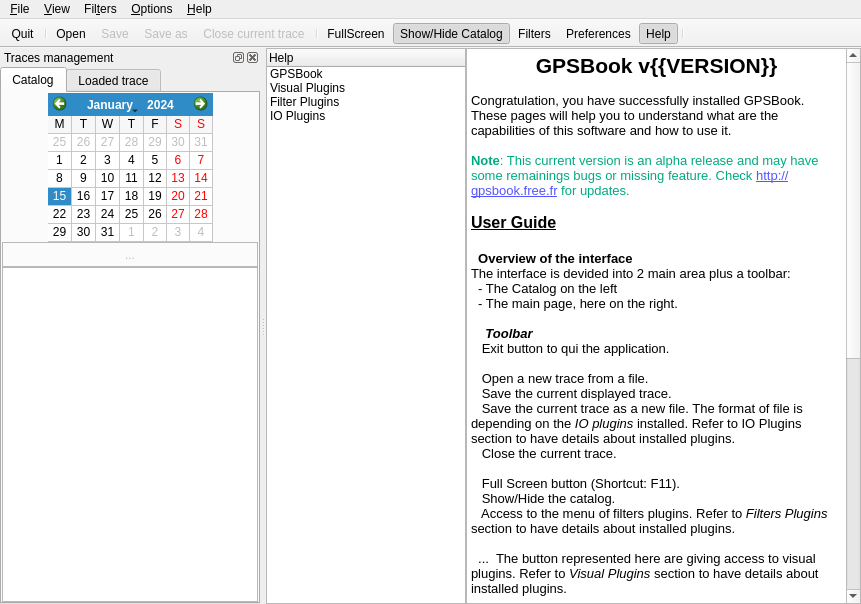
Before: the Qt Designer form src/GPSBook/mainwindow.ui in shujaatak/gpsbook, drawn with Qt 5.
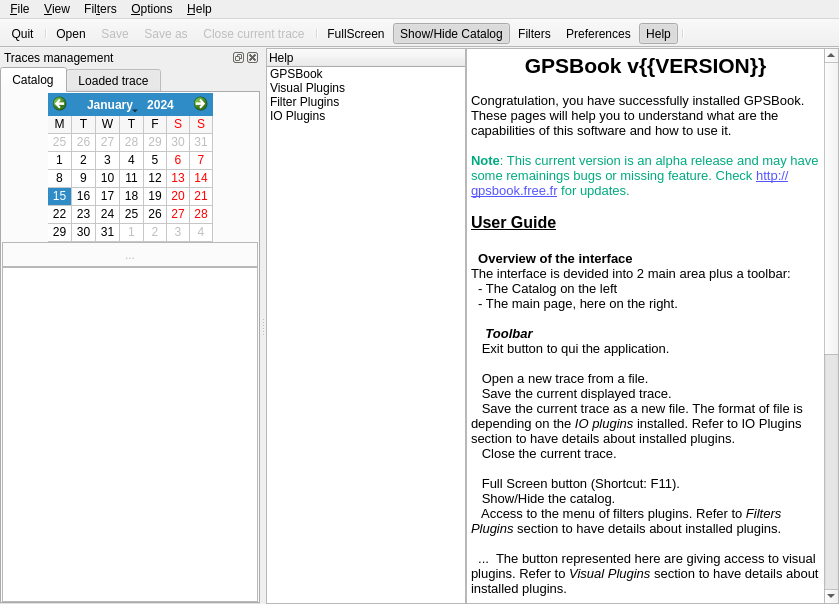
After: the same form once the commit is applied. The open tabs and pages were chosen to show the change. Icons and pictures are not drawn.

Commit message: Fix GUI size policies. Improve page loading of plugins running webkit.

The edit to the form file:
```diff
--- a/src/GPSBook/mainwindow.ui
+++ b/src/GPSBook/mainwindow.ui
@@ -29,7 +29,7 @@
   </property>
   <widget class="QWidget" name="centralWidget">
    <property name="sizePolicy">
-    <sizepolicy hsizetype="MinimumExpanding" vsizetype="MinimumExpanding">
+    <sizepolicy hsizetype="Expanding" vsizetype="Expanding">
      <horstretch>0</horstretch>
      <verstretch>0</verstretch>
     </sizepolicy>
@@ -62,7 +62,7 @@
        <item>
         <widget class="QStackedWidget" name="stackedWidget">
          <property name="sizePolicy">
-          <sizepolicy hsizetype="MinimumExpanding" vsizetype="MinimumExpanding">
+          <sizepolicy hsizetype="Expanding" vsizetype="Expanding">
            <horstretch>0</horstretch>
            <verstretch>0</verstretch>
           </sizepolicy>
@@ -169,59 +169,59 @@
                   <string>&lt;!DOCTYPE HTML PUBLIC &quot;-//W3C//DTD HTML 4.0//EN&quot; &quot;http://www.w3.org/TR/REC-html40/strict.dtd&quot;&gt;
 &lt;html&gt;&lt;head&gt;&lt;meta name=&quot;qrichtext&quot; content=&quot;1&quot; /&gt;&lt;style type=&quot;text/css&quot;&gt;
 p, li { white-space: pre-wrap; }
-&lt;/style&gt;&lt;/head&gt;&lt;body style=&quot; font-family:'MS Shell Dlg 2'; font-size:8.25pt; font-weight:400; font-style:normal;&quot;&gt;
+&lt;/style&gt;&lt;/head&gt;&lt;body style=&quot; font-family:'Sans'; font-size:10pt; font-weight:400; font-style:normal;&quot;&gt;
 &lt;table border=&quot;0&quot; style=&quot;-qt-table-type: root; margin-top:4px; margin-bottom:4px; margin-left:4px; margin-right:4px;&quot;&gt;
 &lt;tr&gt;
 &lt;td style=&quot;border: none;&quot;&gt;
-&lt;p align=&quot;center&quot; style=&quot; margin-top:0px; margin-bottom:0px; margin-left:0px; margin-right:0px; -qt-block-indent:0; text-indent:0px;&quot;&gt;&lt;span style=&quot; font-family:'Sans'; font-size:16pt; font-weight:600;&quot;&gt;GPSBook v{{VERSION}}&lt;/span&gt;&lt;/p&gt;
-&lt;p style=&quot;-qt-paragraph-type:empty; margin-top:0px; margin-bottom:0px; margin-left:0px; margin-right:0px; -qt-block-indent:0; text-indent:0px; font-family:'Sans'; font-size:10pt;&quot;&gt;&lt;/p&gt;
-&lt;p style=&quot; margin-top:0px; margin-bottom:0px; margin-left:0px; margin-right:0px; -qt-block-indent:0; text-indent:0px;&quot;&gt;&lt;span style=&quot; font-family:'Sans'; font-size:10pt;&quot;&gt;Congratulation, you have successfully installed GPSBook. These pages will help you to understand what are the capabilities of this software and how to use it.&lt;/span&gt;&lt;/p&gt;
-&lt;p style=&quot;-qt-paragraph-type:empty; margin-top:0px; margin-bottom:0px; margin-left:0px; margin-right:0px; -qt-block-indent:0; text-indent:0px; font-family:'Sans'; font-size:10pt;&quot;&gt;&lt;/p&gt;
-&lt;p style=&quot; margin-top:0px; margin-bottom:0px; margin-left:0px; margin-right:0px; -qt-block-indent:0; text-indent:0px;&quot;&gt;&lt;span style=&quot; font-family:'Sans'; font-size:10pt; font-weight:600; color:#00aa7f;&quot;&gt;Note&lt;/span&gt;&lt;span style=&quot; font-family:'Sans'; font-size:10pt; color:#00aa7f;&quot;&gt;: This current version is an alpha release and may have some remainings bugs or missing feature. Check &lt;/span&gt;&lt;span style=&quot; font-family:'Sans'; font-size:10pt; text-decoration: underline; color:#5555ff;&quot;&gt;http://gpsbook.free.fr&lt;/span&gt;&lt;span style=&quot; font-family:'Sans'; font-size:10pt; color:#00aa7f;&quot;&gt; for updates.&lt;/span&gt;&lt;/p&gt;
-&lt;p style=&quot;-qt-paragraph-type:empty; margin-top:0px; margin-bottom:0px; margin-left:0px; margin-right:0px; -qt-block-indent:0; text-indent:0px; font-family:'Sans'; font-size:10pt;&quot;&gt;&lt;/p&gt;
-&lt;p style=&quot; margin-top:0px; margin-bottom:0px; margin-left:0px; margin-right:0px; -qt-block-indent:0; text-indent:0px;&quot;&gt;&lt;span style=&quot; font-family:'Sans'; font-size:12pt; font-weight:600; text-decoration: underline;&quot;&gt;User Guide&lt;/span&gt;&lt;/p&gt;
-&lt;p style=&quot;-qt-paragraph-type:empty; margin-top:0px; margin-bottom:0px; margin-left:0px; margin-right:0px; -qt-block-indent:0; text-indent:0px; font-family:'Sans'; font-size:12pt; font-weight:600; text-decoration: underline;&quot;&gt;&lt;/p&gt;
-&lt;p style=&quot; margin-top:0px; margin-bottom:0px; margin-left:0px; margin-right:0px; -qt-block-indent:0; text-indent:0px;&quot;&gt;&lt;span style=&quot; font-family:'Sans'; font-size:10pt; font-weight:600;&quot;&gt;  Overview of the interface&lt;/span&gt;&lt;/p&gt;
-&lt;p style=&quot; margin-top:0px; margin-bottom:0px; margin-left:0px; margin-right:0px; -qt-block-indent:0; text-indent:0px;&quot;&gt;&lt;span style=&quot; font-family:'Sans'; font-size:10pt;&quot;&gt;The interface is devided into 2 main area plus a toolbar:&lt;/span&gt;&lt;/p&gt;
-&lt;p style=&quot; margin-top:0px; margin-bottom:0px; margin-left:0px; margin-right:0px; -qt-block-indent:0; text-indent:0px;&quot;&gt;&lt;span style=&quot; font-family:'Sans'; font-size:10pt;&quot;&gt;  - The Catalog on the left&lt;/span&gt;&lt;/p&gt;
-&lt;p style=&quot; margin-top:0px; margin-bottom:0px; margin-left:0px; margin-right:0px; -qt-block-indent:0; text-indent:0px;&quot;&gt;&lt;span style=&quot; font-family:'Sans'; font-size:10pt;&quot;&gt;  - The main page, here on the right.&lt;/span&gt;&lt;/p&gt;
-&lt;p style=&quot;-qt-paragraph-type:empty; margin-top:0px; margin-bottom:0px; margin-left:0px; margin-right:0px; -qt-block-indent:0; text-indent:0px; font-family:'Sans'; font-size:10pt;&quot;&gt;&lt;/p&gt;
-&lt;p style=&quot; margin-top:0px; margin-bottom:0px; margin-left:0px; margin-right:0px; -qt-block-indent:0; text-indent:0px;&quot;&gt;&lt;span style=&quot; font-family:'Sans'; font-size:10pt;&quot;&gt;    &lt;/span&gt;&lt;span style=&quot; font-family:'Sans'; font-size:10pt; font-weight:600; font-style:italic;&quot;&gt;Toolbar&lt;/span&gt;&lt;/p&gt;
-&lt;p style=&quot; margin-top:0px; margin-bottom:0px; margin-left:0px; margin-right:0px; -qt-block-indent:0; text-indent:0px;&quot;&gt;&lt;span style=&quot; font-family:'Sans'; font-size:10pt;&quot;&gt;  &lt;/span&gt;&lt;img src=&quot;:/icons/gtk/gnome-exit.png&quot; /&gt;&lt;span style=&quot; font-family:'Sans'; font-size:10pt;&quot;&gt; Exit button to qui the application.&lt;/span&gt;&lt;/p&gt;
-&lt;p style=&quot;-qt-paragraph-type:empty; margin-top:0px; margin-bottom:0px; margin-left:0px; margin-right:0px; -qt-block-indent:0; text-indent:0px; font-family:'Sans'; font-size:10pt;&quot;&gt;&lt;/p&gt;
-&lt;p style=&quot; margin-top:0px; margin-bottom:0px; margin-left:0px; margin-right:0px; -qt-block-indent:0; text-indent:0px;&quot;&gt;&lt;span style=&quot; font-family:'Sans'; font-size:10pt;&quot;&gt;  &lt;/span&gt;&lt;img src=&quot;:/icons/gtk/document-open.png&quot; /&gt;&lt;span style=&quot; font-family:'Sans'; font-size:10pt;&quot;&gt; Open a new trace from a file.&lt;/span&gt;&lt;/p&gt;
-&lt;p style=&quot; margin-top:0px; margin-bottom:0px; margin-left:0px; margin-right:0px; -qt-block-indent:0; text-indent:0px;&quot;&gt;&lt;span style=&quot; font-family:'Sans'; font-size:10pt;&quot;&gt;  &lt;/span&gt;&lt;img src=&quot;:/icons/gtk/document-save.png&quot; /&gt;&lt;span style=&quot; font-family:'Sans'; font-size:10pt;&quot;&gt; Save the current displayed trace.&lt;/span&gt;&lt;/p&gt;
-&lt;p style=&quot; margin-top:0px; margin-bottom:0px; margin-left:0px; margin-right:0px; -qt-block-indent:0; text-indent:0px;&quot;&gt;&lt;span style=&quot; font-family:'Sans'; font-size:10pt;&quot;&gt;  &lt;/span&gt;&lt;img src=&quot;:/icons/gtk/document-save-as.png&quot; /&gt;&lt;span style=&quot; font-family:'Sans'; font-size:10pt;&quot;&gt; Save the current trace as a new file. The format of file is depending on the &lt;/span&gt;&lt;span style=&quot; font-family:'Sans'; font-size:10pt; font-style:italic;&quot;&gt;IO plugins&lt;/span&gt;&lt;span style=&quot; font-family:'Sans'; font-size:10pt;&quot;&gt; installed. Refer to IO Plugins section to have details about installed plugins.&lt;/span&gt;&lt;/p&gt;
-&lt;p style=&quot; margin-top:0px; margin-bottom:0px; margin-left:0px; margin-right:0px; -qt-block-indent:0; text-indent:0px;&quot;&gt;&lt;span style=&quot; font-family:'Sans'; font-size:10pt;&quot;&gt;  &lt;/span&gt;&lt;img src=&quot;:/icons/gtk/edit-clear.png&quot; /&gt;&lt;span style=&quot; font-family:'Sans'; font-size:10pt;&quot;&gt; Close the current trace.&lt;/span&gt;&lt;/p&gt;
-&lt;p style=&quot;-qt-paragraph-type:empty; margin-top:0px; margin-bottom:0px; margin-left:0px; margin-right:0px; -qt-block-indent:0; text-indent:0px; font-family:'Sans'; font-size:10pt;&quot;&gt;&lt;/p&gt;
-&lt;p style=&quot; margin-top:0px; margin-bottom:0px; margin-left:0px; margin-right:0px; -qt-block-indent:0; text-indent:0px;&quot;&gt;&lt;span style=&quot; font-family:'Sans'; font-size:10pt;&quot;&gt;  &lt;/span&gt;&lt;img src=&quot;:/icons/gtk/window-fullscreen.png&quot; /&gt;&lt;span style=&quot; font-family:'Sans'; font-size:10pt;&quot;&gt; Full Screen button (Shortcut: F11).&lt;/span&gt;&lt;/p&gt;
-&lt;p style=&quot; margin-top:0px; margin-bottom:0px; margin-left:0px; margin-right:0px; -qt-block-indent:0; text-indent:0px;&quot;&gt;&lt;span style=&quot; font-family:'Sans'; font-size:10pt;&quot;&gt;  &lt;/span&gt;&lt;img src=&quot;:/icons/gtk/address-book-new.png&quot; /&gt;&lt;span style=&quot; font-family:'Sans'; font-size:10pt;&quot;&gt; Show/Hide the catalog.&lt;/span&gt;&lt;/p&gt;
-&lt;p style=&quot; margin-top:0px; margin-bottom:0px; margin-left:0px; margin-right:0px; -qt-block-indent:0; text-indent:0px;&quot;&gt;&lt;span style=&quot; font-family:'Sans'; font-size:10pt;&quot;&gt;  &lt;/span&gt;&lt;img src=&quot;:/icons/gtk/gnome-run.png&quot; /&gt;&lt;span style=&quot; font-family:'Sans'; font-size:10pt;&quot;&gt; Access to the menu of filters plugins. Refer to &lt;/span&gt;&lt;span style=&quot; font-family:'Sans'; font-size:10pt; font-style:italic;&quot;&gt;Filters Plugins&lt;/span&gt;&lt;span style=&quot; font-family:'Sans'; font-size:10pt;&quot;&gt; section to have details about installed plugins.&lt;/span&gt;&lt;/p&gt;
-&lt;p style=&quot;-qt-paragraph-type:empty; margin-top:0px; margin-bottom:0px; margin-left:0px; margin-right:0px; -qt-block-indent:0; text-indent:0px; font-family:'Sans'; font-size:10pt;&quot;&gt;&lt;/p&gt;
-&lt;p style=&quot; margin-top:0px; margin-bottom:0px; margin-left:0px; margin-right:0px; -qt-block-indent:0; text-indent:0px;&quot;&gt;&lt;span style=&quot; font-family:'Sans'; font-size:10pt;&quot;&gt;  ...  The button represented here are giving access to visual plugins. Refer to &lt;/span&gt;&lt;span style=&quot; font-family:'Sans'; font-size:10pt; font-style:italic;&quot;&gt;Visual Plugins &lt;/span&gt;&lt;span style=&quot; font-family:'Sans'; font-size:10pt;&quot;&gt;section to have details about installed plugins.&lt;/span&gt;&lt;/p&gt;
-&lt;p style=&quot;-qt-paragraph-type:empty; margin-top:0px; margin-bottom:0px; margin-left:0px; margin-right:0px; -qt-block-indent:0; text-indent:0px; font-family:'Sans'; font-size:10pt;&quot;&gt;&lt;/p&gt;
-&lt;p style=&quot; margin-top:0px; margin-bottom:0px; margin-left:0px; margin-right:0px; -qt-block-indent:0; text-indent:0px;&quot;&gt;&lt;span style=&quot; font-family:'Sans'; font-size:10pt;&quot;&gt;  &lt;/span&gt;&lt;img src=&quot;:/icons/gtk/document-properties.png&quot; /&gt;&lt;span style=&quot; font-family:'Sans'; font-size:10pt;&quot;&gt; Preference page for the application. See details in chapter bellow.&lt;/span&gt;&lt;/p&gt;
-&lt;p style=&quot; margin-top:0px; margin-bottom:0px; margin-left:0px; margin-right:0px; -qt-block-indent:0; text-indent:0px;&quot;&gt;&lt;span style=&quot; font-family:'Sans'; font-size:10pt;&quot;&gt;  &lt;/span&gt;&lt;img src=&quot;:/icons/gtk/help-contents.png&quot; /&gt;&lt;span style=&quot; font-family:'Sans'; font-size:10pt;&quot;&gt; Help: these pages.&lt;/span&gt;&lt;/p&gt;
-&lt;p style=&quot;-qt-paragraph-type:empty; margin-top:0px; margin-bottom:0px; margin-left:0px; margin-right:0px; -qt-block-indent:0; text-indent:0px; font-family:'Sans'; font-size:10pt;&quot;&gt;&lt;/p&gt;
-&lt;p style=&quot; margin-top:0px; margin-bottom:0px; margin-left:0px; margin-right:0px; -qt-block-indent:0; text-indent:0px;&quot;&gt;&lt;span style=&quot; font-family:'Sans'; font-size:10pt;&quot;&gt;    &lt;/span&gt;&lt;span style=&quot; font-family:'Sans'; font-size:10pt; font-weight:600; font-style:italic;&quot;&gt;Catalog&lt;/span&gt;&lt;/p&gt;
-&lt;p style=&quot; margin-top:0px; margin-bottom:0px; margin-left:0px; margin-right:0px; -qt-block-indent:0; text-indent:0px;&quot;&gt;&lt;span style=&quot; font-family:'Sans'; font-size:10pt;&quot;&gt;The catalog is containing the traces ordered by date and accessible through the calendar. Every traces available fo a defined date are displayed at the botom of the catalog. &lt;/span&gt;&lt;/p&gt;
-&lt;p style=&quot;-qt-paragraph-type:empty; margin-top:0px; margin-bottom:0px; margin-left:0px; margin-right:0px; -qt-block-indent:0; text-indent:0px; font-family:'Sans'; font-size:10pt;&quot;&gt;&lt;/p&gt;
-&lt;p style=&quot; margin-top:0px; margin-bottom:0px; margin-left:0px; margin-right:0px; -qt-block-indent:0; text-indent:0px;&quot;&gt;&lt;span style=&quot; font-family:'Sans'; font-size:10pt;&quot;&gt;The tool bar of the catalog:&lt;/span&gt;&lt;/p&gt;
-&lt;p style=&quot; margin-top:0px; margin-bottom:0px; margin-left:0px; margin-right:0px; -qt-block-indent:0; text-indent:0px;&quot;&gt;&lt;span style=&quot; font-family:'Sans'; font-size:10pt;&quot;&gt;  &lt;/span&gt;&lt;img src=&quot;:/icons/gtk/go-back.png&quot; /&gt;&lt;span style=&quot; font-family:'Sans'; font-size:10pt;&quot;&gt; Go to the previous date in calendar where traces are available&lt;/span&gt;&lt;/p&gt;
-&lt;p style=&quot; margin-top:0px; margin-bottom:0px; margin-left:0px; margin-right:0px; -qt-block-indent:0; text-indent:0px;&quot;&gt;&lt;span style=&quot; font-family:'Sans'; font-size:10pt;&quot;&gt;  &lt;/span&gt;&lt;img src=&quot;:/icons/gtk/go-home.png&quot; /&gt;&lt;span style=&quot; font-family:'Sans'; font-size:10pt;&quot;&gt; Jump to today in calendar&lt;/span&gt;&lt;/p&gt;
-&lt;p style=&quot; margin-top:0px; margin-bottom:0px; margin-left:0px; margin-right:0px; -qt-block-indent:0; text-indent:0px;&quot;&gt;&lt;span style=&quot; font-family:'Sans'; font-size:10pt;&quot;&gt;  &lt;/span&gt;&lt;img src=&quot;:/icons/gtk/go-right.png&quot; /&gt;&lt;span style=&quot; font-family:'Sans'; font-size:10pt;&quot;&gt; Go to the next date in calendar where traces are available&lt;/span&gt;&lt;/p&gt;
-&lt;p style=&quot;-qt-paragraph-type:empty; margin-top:0px; margin-bottom:0px; margin-left:0px; margin-right:0px; -qt-block-indent:0; text-indent:0px; font-family:'Sans'; font-size:10pt;&quot;&gt;&lt;/p&gt;
-&lt;p style=&quot; margin-top:0px; margin-bottom:0px; margin-left:0px; margin-right:0px; -qt-block-indent:0; text-indent:0px;&quot;&gt;&lt;span style=&quot; font-family:'Sans'; font-size:10pt;&quot;&gt;  &lt;/span&gt;&lt;img src=&quot;:/icons/gtk/edit-find.png&quot; /&gt;&lt;span style=&quot; font-family:'Sans'; font-size:10pt;&quot;&gt; Look for a trace&lt;/span&gt;&lt;/p&gt;
-&lt;p style=&quot; margin-top:0px; margin-bottom:0px; margin-left:0px; margin-right:0px; -qt-block-indent:0; text-indent:0px;&quot;&gt;&lt;span style=&quot; font-family:'Sans'; font-size:10pt;&quot;&gt;  &lt;br /&gt;  &lt;/span&gt;&lt;img src=&quot;:/icons/gtk/object-add.png&quot; /&gt;&lt;span style=&quot; font-family:'Sans'; font-size:10pt;&quot;&gt; Add the current trace into the catalog&lt;/span&gt;&lt;/p&gt;
-&lt;p style=&quot; margin-top:0px; margin-bottom:0px; margin-left:0px; margin-right:0px; -qt-block-indent:0; text-indent:0px;&quot;&gt;&lt;span style=&quot; font-family:'Sans'; font-size:10pt;&quot;&gt;  &lt;/span&gt;&lt;img src=&quot;:/icons/gtk/new-tab.png&quot; /&gt;&lt;span style=&quot; font-family:'Sans'; font-size:10pt;&quot;&gt; Add a new trace from file&lt;/span&gt;&lt;/p&gt;
-&lt;p style=&quot; margin-top:0px; margin-bottom:0px; margin-left:0px; margin-right:0px; -qt-block-indent:0; text-indent:0px;&quot;&gt;&lt;span style=&quot; font-family:'Sans'; font-size:10pt;&quot;&gt;  &lt;/span&gt;&lt;img src=&quot;:/icons/gtk/editdelete.png&quot; /&gt;&lt;span style=&quot; font-family:'Sans'; font-size:10pt;&quot;&gt; Delete the current trace from catalog&lt;/span&gt;&lt;/p&gt;
-&lt;p style=&quot;-qt-paragraph-type:empty; margin-top:0px; margin-bottom:0px; margin-left:0px; margin-right:0px; -qt-block-indent:0; text-indent:0px; font-family:'Sans'; font-size:10pt;&quot;&gt;&lt;/p&gt;
-&lt;p style=&quot; margin-top:0px; margin-bottom:0px; margin-left:0px; margin-right:0px; -qt-block-indent:0; text-indent:0px;&quot;&gt;&lt;span style=&quot; font-family:'Sans'; font-size:10pt;&quot;&gt;  &lt;/span&gt;&lt;span style=&quot; font-family:'Sans'; font-size:10pt; font-weight:600; font-style:italic;&quot;&gt;Main Page&lt;/span&gt;&lt;/p&gt;
-&lt;p style=&quot; margin-top:0px; margin-bottom:0px; margin-left:0px; margin-right:0px; -qt-block-indent:0; text-indent:0px;&quot;&gt;&lt;span style=&quot; font-family:'Sans'; font-size:10pt;&quot;&gt;The main page is displaying this help pages, the configuration page and the Visuals plugins. Refer to &lt;/span&gt;&lt;span style=&quot; font-family:'Sans'; font-size:10pt; font-style:italic;&quot;&gt;Visual Plugins&lt;/span&gt;&lt;span style=&quot; font-family:'Sans'; font-size:10pt;&quot;&gt; help page to see the details of plugins usage&lt;/span&gt;&lt;/p&gt;
-&lt;p style=&quot;-qt-paragraph-type:empty; margin-top:0px; margin-bottom:0px; margin-left:0px; margin-right:0px; -qt-block-indent:0; text-indent:0px; font-family:'Sans'; font-size:10pt;&quot;&gt;&lt;/p&gt;
-&lt;p style=&quot; margin-top:0px; margin-bottom:0px; margin-left:0px; margin-right:0px; -qt-block-indent:0; text-indent:0px;&quot;&gt;&lt;span style=&quot; font-family:'Sans'; font-size:10pt; font-weight:600; font-style:italic;&quot;&gt;  Preferences&lt;/span&gt;&lt;/p&gt;
-&lt;p style=&quot;-qt-paragraph-type:empty; margin-top:0px; margin-bottom:0px; margin-left:0px; margin-right:0px; -qt-block-indent:0; text-indent:0px; font-family:'Sans'; font-size:10pt;&quot;&gt;&lt;/p&gt;
-&lt;p style=&quot;-qt-paragraph-type:empty; margin-top:0px; margin-bottom:0px; margin-left:0px; margin-right:0px; -qt-block-indent:0; text-indent:0px; font-family:'Sans'; font-size:10pt;&quot;&gt;&lt;/p&gt;&lt;/td&gt;&lt;/tr&gt;&lt;/table&gt;&lt;/body&gt;&lt;/html&gt;</string>
+&lt;p align=&quot;center&quot; style=&quot; margin-top:0px; margin-bottom:0px; margin-left:0px; margin-right:0px; -qt-block-indent:0; text-indent:0px;&quot;&gt;&lt;span style=&quot; font-size:16pt; font-weight:600;&quot;&gt;GPSBook v{{VERSION}}&lt;/span&gt;&lt;/p&gt;
+&lt;p style=&quot;-qt-paragraph-type:empty; margin-top:0px; margin-bottom:0px; margin-left:0px; margin-right:0px; -qt-block-indent:0; text-indent:0px;&quot;&gt;&lt;/p&gt;
+&lt;p style=&quot; margin-top:0px; margin-bottom:0px; margin-left:0px; margin-right:0px; -qt-block-indent:0; text-indent:0px;&quot;&gt;Congratulation, you have successfully installed GPSBook. These pages will help you to understand what are the capabilities of this software and how to use it.&lt;/p&gt;
+&lt;p style=&quot;-qt-paragraph-type:empty; margin-top:0px; margin-bottom:0px; margin-left:0px; margin-right:0px; -qt-block-indent:0; text-indent:0px;&quot;&gt;&lt;/p&gt;
+&lt;p style=&quot; margin-top:0px; margin-bottom:0px; margin-left:0px; margin-right:0px; -qt-block-indent:0; text-indent:0px;&quot;&gt;&lt;span style=&quot; font-weight:600; color:#00aa7f;&quot;&gt;Note&lt;/span&gt;&lt;span style=&quot; color:#00aa7f;&quot;&gt;: This current version is an alpha release and may have some remainings bugs or missing feature. Check &lt;/span&gt;&lt;span style=&quot; text-decoration: underline; color:#5555ff;&quot;&gt;http://gpsbook.free.fr&lt;/span&gt;&lt;span style=&quot; color:#00aa7f;&quot;&gt; for updates.&lt;/span&gt;&lt;/p&gt;
+&lt;p style=&quot;-qt-paragraph-type:empty; margin-top:0px; margin-bottom:0px; margin-left:0px; margin-right:0px; -qt-block-indent:0; text-indent:0px;&quot;&gt;&lt;/p&gt;
+&lt;p style=&quot; margin-top:0px; margin-bottom:0px; margin-left:0px; margin-right:0px; -qt-block-indent:0; text-indent:0px;&quot;&gt;&lt;span style=&quot; font-size:12pt; font-weight:600; text-decoration: underline;&quot;&gt;User Guide&lt;/span&gt;&lt;/p&gt;
+&lt;p style=&quot;-qt-paragraph-type:empty; margin-top:0px; margin-bottom:0px; margin-left:0px; margin-right:0px; -qt-block-indent:0; text-indent:0px; font-size:12pt; font-weight:600; text-decoration: underline;&quot;&gt;&lt;/p&gt;
+&lt;p style=&quot; margin-top:0px; margin-bottom:0px; margin-left:0px; margin-right:0px; -qt-block-indent:0; text-indent:0px;&quot;&gt;&lt;span style=&quot; font-weight:600;&quot;&gt;  Overview of the interface&lt;/span&gt;&lt;/p&gt;
+&lt;p style=&quot; margin-top:0px; margin-bottom:0px; margin-left:0px; margin-right:0px; -qt-block-indent:0; text-indent:0px;&quot;&gt;The interface is devided into 2 main area plus a toolbar:&lt;/p&gt;
+&lt;p style=&quot; margin-top:0px; margin-bottom:0px; margin-left:0px; margin-right:0px; -qt-block-indent:0; text-indent:0px;&quot;&gt;  - The Catalog on the left&lt;/p&gt;
+&lt;p style=&quot; margin-top:0px; margin-bottom:0px; margin-left:0px; margin-right:0px; -qt-block-indent:0; text-indent:0px;&quot;&gt;  - The main page, here on the right.&lt;/p&gt;
+&lt;p style=&quot;-qt-paragraph-type:empty; margin-top:0px; margin-bottom:0px; margin-left:0px; margin-right:0px; -qt-block-indent:0; text-indent:0px;&quot;&gt;&lt;/p&gt;
+&lt;p style=&quot; margin-top:0px; margin-bottom:0px; margin-left:0px; margin-right:0px; -qt-block-indent:0; text-indent:0px;&quot;&gt;    &lt;span style=&quot; font-weight:600; font-style:italic;&quot;&gt;Toolbar&lt;/span&gt;&lt;/p&gt;
+&lt;p style=&quot; margin-top:0px; margin-bottom:0px; margin-left:0px; margin-right:0px; -qt-block-indent:0; text-indent:0px;&quot;&gt;  &lt;img src=&quot;:/icons/gtk/gnome-exit.png&quot; /&gt; Exit button to qui the application.&lt;/p&gt;
+&lt;p style=&quot;-qt-paragraph-type:empty; margin-top:0px; margin-bottom:0px; margin-left:0px; margin-right:0px; -qt-block-indent:0; text-indent:0px;&quot;&gt;&lt;/p&gt;
+&lt;p style=&quot; margin-top:0px; margin-bottom:0px; margin-left:0px; margin-right:0px; -qt-block-indent:0; text-indent:0px;&quot;&gt;  &lt;img src=&quot;:/icons/gtk/document-open.png&quot; /&gt; Open a new trace from a file.&lt;/p&gt;
+&lt;p style=&quot; margin-top:0px; margin-bottom:0px; margin-left:0px; margin-right:0px; -qt-block-indent:0; text-indent:0px;&quot;&gt;  &lt;img src=&quot;:/icons/gtk/document-save.png&quot; /&gt; Save the current displayed trace.&lt;/p&gt;
+&lt;p style=&quot; margin-top:0px; margin-bottom:0px; margin-left:0px; margin-right:0px; -qt-block-indent:0; text-indent:0px;&quot;&gt;  &lt;img src=&quot;:/icons/gtk/document-save-as.png&quot; /&gt; Save the current trace as a new file. The format of file is depending on the &lt;span style=&quot; font-style:italic;&quot;&gt;IO plugins&lt;/span&gt; installed. Refer to IO Plugins section to have details about installed plugins.&lt;/p&gt;
+&lt;p style=&quot; margin-top:0px; margin-bottom:0px; margin-left:0px; margin-right:0px; -qt-block-indent:0; text-indent:0px;&quot;&gt;  &lt;img src=&quot;:/icons/gtk/edit-clear.png&quot; /&gt; Close the current trace.&lt;/p&gt;
+&lt;p style=&quot;-qt-paragraph-type:empty; margin-top:0px; margin-bottom:0px; margin-left:0px; margin-right:0px; -qt-block-indent:0; text-indent:0px;&quot;&gt;&lt;/p&gt;
+&lt;p style=&quot; margin-top:0px; margin-bottom:0px; margin-left:0px; margin-right:0px; -qt-block-indent:0; text-indent:0px;&quot;&gt;  &lt;img src=&quot;:/icons/gtk/window-fullscreen.png&quot; /&gt; Full Screen button (Shortcut: F11).&lt;/p&gt;
+&lt;p style=&quot; margin-top:0px; margin-bottom:0px; margin-left:0px; margin-right:0px; -qt-block-indent:0; text-indent:0px;&quot;&gt;  &lt;img src=&quot;:/icons/gtk/address-book-new.png&quot; /&gt; Show/Hide the catalog.&lt;/p&gt;
+&lt;p style=&quot; margin-top:0px; margin-bottom:0px; margin-left:0px; margin-right:0px; -qt-block-indent:0; text-indent:0px;&quot;&gt;  &lt;img src=&quot;:/icons/gtk/gnome-run.png&quot; /&gt; Access to the menu of filters plugins. Refer to &lt;span style=&quot; font-style:italic;&quot;&gt;Filters Plugins&lt;/span&gt; section to have details about installed plugins.&lt;/p&gt;
+&lt;p style=&quot;-qt-paragraph-type:empty; margin-top:0px; margin-bottom:0px; margin-left:0px; margin-right:0px; -qt-block-indent:0; text-indent:0px;&quot;&gt;&lt;/p&gt;
+&lt;p style=&quot; margin-top:0px; margin-bottom:0px; margin-left:0px; margin-right:0px; -qt-block-indent:0; text-indent:0px;&quot;&gt;  ...  The button represented here are giving access to visual plugins. Refer to &lt;span style=&quot; font-style:italic;&quot;&gt;Visual Plugins &lt;/span&gt;section to have details about installed plugins.&lt;/p&gt;
+&lt;p style=&quot;-qt-paragraph-type:empty; margin-top:0px; margin-bottom:0px; margin-left:0px; margin-right:0px; -qt-block-indent:0; text-indent:0px;&quot;&gt;&lt;/p&gt;
+&lt;p style=&quot; margin-top:0px; margin-bottom:0px; margin-left:0px; margin-right:0px; -qt-block-indent:0; text-indent:0px;&quot;&gt;  &lt;img src=&quot;:/icons/gtk/document-properties.png&quot; /&gt; Preference page for the application. See details in chapter bellow.&lt;/p&gt;
+&lt;p style=&quot; margin-top:0px; margin-bottom:0px; margin-left:0px; margin-right:0px; -qt-block-indent:0; text-indent:0px;&quot;&gt;  &lt;img src=&quot;:/icons/gtk/help-contents.png&quot; /&gt; Help: these pages.&lt;/p&gt;
+&lt;p style=&quot;-qt-paragraph-type:empty; margin-top:0px; margin-bottom:0px; margin-left:0px; margin-right:0px; -qt-block-indent:0; text-indent:0px;&quot;&gt;&lt;/p&gt;
+&lt;p style=&quot; margin-top:0px; margin-bottom:0px; margin-left:0px; margin-right:0px; -qt-block-indent:0; text-indent:0px;&quot;&gt;    &lt;span style=&quot; font-weight:600; font-style:italic;&quot;&gt;Catalog&lt;/span&gt;&lt;/p&gt;
+&lt;p style=&quot; margin-top:0px; margin-bottom:0px; margin-left:0px; margin-right:0px; -qt-block-indent:0; text-indent:0px;&quot;&gt;The catalog is containing the traces ordered by date and accessible through the calendar. Every traces available fo a defined date are displayed at the botom of the catalog. &lt;/p&gt;
+&lt;p style=&quot;-qt-paragraph-type:empty; margin-top:0px; margin-bottom:0px; margin-left:0px; margin-right:0px; -qt-block-indent:0; text-indent:0px;&quot;&gt;&lt;/p&gt;
+&lt;p style=&quot; margin-top:0px; margin-bottom:0px; margin-left:0px; margin-right:0px; -qt-block-indent:0; text-indent:0px;&quot;&gt;The tool bar of the catalog:&lt;/p&gt;
+&lt;p style=&quot; margin-top:0px; margin-bottom:0px; margin-left:0px; margin-right:0px; -qt-block-indent:0; text-indent:0px;&quot;&gt;  &lt;img src=&quot;:/icons/gtk/go-back.png&quot; /&gt; Go to the previous date in calendar where traces are available&lt;/p&gt;
+&lt;p style=&quot; margin-top:0px; margin-bottom:0px; margin-left:0px; margin-right:0px; -qt-block-indent:0; text-indent:0px;&quot;&gt;  &lt;img src=&quot;:/icons/gtk/go-home.png&quot; /&gt; Jump to today in calendar&lt;/p&gt;
+&lt;p style=&quot; margin-top:0px; margin-bottom:0px; margin-left:0px; margin-right:0px; -qt-block-indent:0; text-indent:0px;&quot;&gt;  &lt;img src=&quot;:/icons/gtk/go-right.png&quot; /&gt; Go to the next date in calendar where traces are available&lt;/p&gt;
+&lt;p style=&quot;-qt-paragraph-type:empty; margin-top:0px; margin-bottom:0px; margin-left:0px; margin-right:0px; -qt-block-indent:0; text-indent:0px;&quot;&gt;&lt;/p&gt;
+&lt;p style=&quot; margin-top:0px; margin-bottom:0px; margin-left:0px; margin-right:0px; -qt-block-indent:0; text-indent:0px;&quot;&gt;  &lt;img src=&quot;:/icons/gtk/edit-find.png&quot; /&gt; Look for a trace&lt;/p&gt;
+&lt;p style=&quot; margin-top:0px; margin-bottom:0px; margin-left:0px; margin-right:0px; -qt-block-indent:0; text-indent:0px;&quot;&gt;  &lt;br /&gt;  &lt;img src=&quot;:/icons/gtk/object-add.png&quot; /&gt; Add the current trace into the catalog&lt;/p&gt;
+&lt;p style=&quot; margin-top:0px; margin-bottom:0px; margin-left:0px; margin-right:0px; -qt-block-indent:0; text-indent:0px;&quot;&gt;  &lt;img src=&quot;:/icons/gtk/new-tab.png&quot; /&gt; Add a new trace from file&lt;/p&gt;
+&lt;p style=&quot; margin-top:0px; margin-bottom:0px; margin-left:0px; margin-right:0px; -qt-block-indent:0; text-indent:0px;&quot;&gt;  &lt;img src=&quot;:/icons/gtk/editdelete.png&quot; /&gt; Delete the current trace from catalog&lt;/p&gt;
+&lt;p style=&quot;-qt-paragraph-type:empty; margin-top:0px; margin-bottom:0px; margin-left:0px; margin-right:0px; -qt-block-indent:0; text-indent:0px;&quot;&gt;&lt;/p&gt;
+&lt;p style=&quot; margin-top:0px; margin-bottom:0px; margin-left:0px; margin-right:0px; -qt-block-indent:0; text-indent:0px;&quot;&gt;  &lt;span style=&quot; font-weight:600; font-style:italic;&quot;&gt;Main Page&lt;/span&gt;&lt;/p&gt;
+&lt;p style=&quot; margin-top:0px; margin-bottom:0px; margin-left:0px; margin-right:0px; -qt-block-indent:0; text-indent:0px;&quot;&gt;The main page is displaying this help pages, the configuration page and the Visuals plugins. Refer to &lt;span style=&quot; font-style:italic;&quot;&gt;Visual Plugins&lt;/span&gt; help page to see the details of plugins usage&lt;/p&gt;
+&lt;p style=&quot;-qt-paragraph-type:empty; margin-top:0px; margin-bottom:0px; margin-left:0px; margin-right:0px; -qt-block-indent:0; text-indent:0px;&quot;&gt;&lt;/p&gt;
+&lt;p style=&quot; margin-top:0px; margin-bottom:0px; margin-left:0px; margin-right:0px; -qt-block-indent:0; text-indent:0px;&quot;&gt;&lt;span style=&quot; font-weight:600; font-style:italic;&quot;&gt;  Preferences&lt;/span&gt;&lt;/p&gt;
+&lt;p style=&quot;-qt-paragraph-type:empty; margin-top:0px; margin-bottom:0px; margin-left:0px; margin-right:0px; -qt-block-indent:0; text-indent:0px;&quot;&gt;&lt;/p&gt;
+&lt;p style=&quot;-qt-paragraph-type:empty; margin-top:0px; margin-bottom:0px; margin-left:0px; margin-right:0px; -qt-block-indent:0; text-indent:0px;&quot;&gt;&lt;/p&gt;&lt;/td&gt;&lt;/tr&gt;&lt;/table&gt;&lt;/body&gt;&lt;/html&gt;</string>
                  </property>
                 </widget>
                </item>
@@ -668,9 +668,15 @@
      <x>0</x>
      <y>0</y>
      <width>839</width>
-     <height>20</height>
+     <height>25</height>
     </rect>
    </property>
+   <property name="sizePolicy">
+    <sizepolicy hsizetype="Expanding" vsizetype="Minimum">
+     <horstretch>0</horstretch>
+     <verstretch>0</verstretch>
+    </sizepolicy>
+   </property>
    <widget class="QMenu" name="menuFile">
     <property name="title">
      <string>&amp;File</string>
```
Left out of the diff: 34 changed lines with no effect on the pictures. The commit also changes 14 other files.
